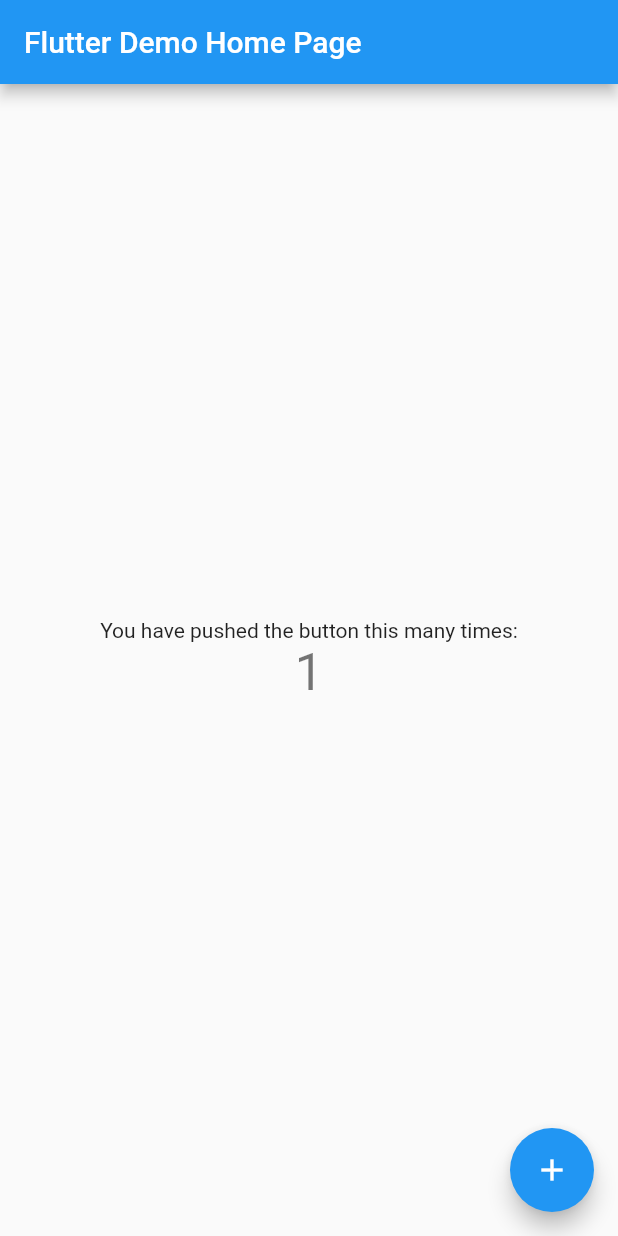
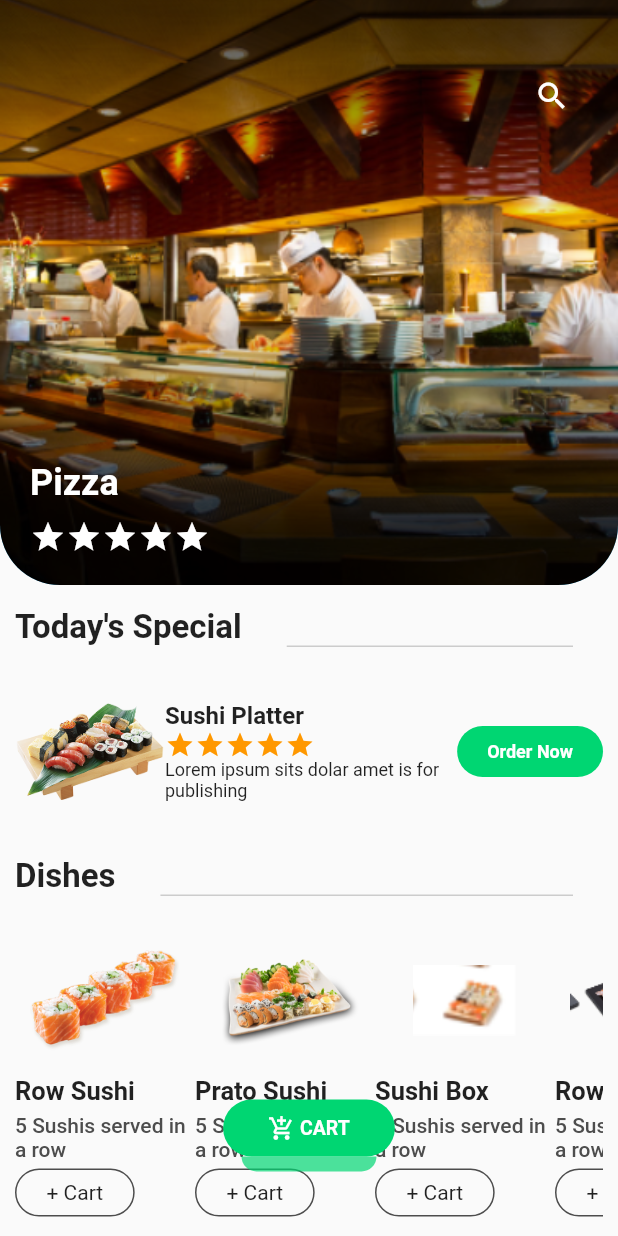
Before and after one commit to mrKodat/montreal_food, a Flutter app: the screen it shows after launch, after a tap on the "add" icon, on a phone screen of 412 x 824 dp. Run offline on Flutter 3.47's test engine with Material 2 defaults, Android fonts, the phone set to English and light mode, and no system bars.

Commit message:
last commit

```diff
--- /dev/null
+++ b/lib/HotelPage.dart
@@ -0,0 +1,298 @@
+import 'package:flutter/material.dart';
+import 'package:food/Style.dart';
+
+class HotelPage extends StatefulWidget {
+  @override
+  _HotelPageState createState() => _HotelPageState();
+}
+
+class _HotelPageState extends State<HotelPage> {
+  @override
+  Widget build(BuildContext context) {
+    return Scaffold(
+      body: Stack(
+        children: [
+          SingleChildScrollView(
+            child: Container(
+              child: Column(
+                crossAxisAlignment: CrossAxisAlignment.start,
+                children: [
+                  Container(
+                    padding: EdgeInsets.all(20),
+                    decoration: BoxDecoration(
+                      color: blue,
+                      image: DecorationImage(
+                        image: AssetImage("asset/images/hotelBig.png"),
+                        fit: BoxFit.cover
+                      ),
+                      borderRadius: BorderRadius.only(bottomLeft: Radius.circular(40), bottomRight: Radius.circular(40))
+                    ),
+                    child: Column(
+                      crossAxisAlignment: CrossAxisAlignment.start,
+                      children: [
+                        SizedBox(height: 20,),
+                        Row(
+                          mainAxisAlignment: MainAxisAlignment.end,
+                          children: [
+
+                            IconButton(
+                                icon: Icon(Icons.search, color: Colors.white,), onPressed: () {
+
+                                },
+                            ),
+                          ],
+                        ),
+                        SizedBox(height: 200,),
+                        Row(
+                          mainAxisAlignment: MainAxisAlignment.spaceBetween,
+                          children: [
+                            Column(
+                              crossAxisAlignment: CrossAxisAlignment.start,
+                              children: [
+                                SizedBox(
+                                  height: 20,
+                                ),
+                                Text("Pizza", style: TextStyle(
+                                  color: Colors.white,
+                                  fontWeight: FontWeight.w700,
+                                  fontSize: 24
+                                ),),
+                                SizedBox(height: 10,),
+                                Row(
+                                  crossAxisAlignment: CrossAxisAlignment.end,
+                                  children: [
+                                    Icon(Icons.star, color: Colors.white,),
+                                    Icon(Icons.star, color: Colors.white,),
+                                    Icon(Icons.star, color: Colors.white,),
+                                    Icon(Icons.star, color: Colors.white,),
+                                    Icon(Icons.star, color: Colors.white,),
+
+                                  ],
+                                )
+                              ],
+                            ),
+
+                          ],
+                        ),
+
+                      ],
+                    ),
+                  ),
+                  SizedBox(height: 15,),
+                  Container(
+                    padding: EdgeInsets.symmetric(horizontal: 10),
+                    child: Column(
+                      children: [
+                        Row(
+                          crossAxisAlignment: CrossAxisAlignment.end,
+                          children: [
+                            Text("Today's Special", style: TextStyle(
+                                fontSize: 22,
+                              fontWeight: FontWeight.w700
+                            ),),
+                            SizedBox(width: 10,),
+                            Expanded(
+                              child: Container(
+                                margin: EdgeInsets.symmetric(horizontal: 20),
+                                height: 0.5,
+                                color: Colors.grey,
+                              ),
+                            )
+                          ],
+                        ),
+                        SizedBox(height: 20,),
+                        placesWidget("food1", "Sushi Platter"),
+                        SizedBox(height: 20,),
+                        Row(
+                          crossAxisAlignment: CrossAxisAlignment.end,
+                          children: [
+                            Text("Dishes", style: TextStyle(
+                                fontSize: 22,
+                                fontWeight: FontWeight.w700
+                            ),),
+                            SizedBox(width: 10,),
+                            Expanded(
+                              child: Container(
+                                margin: EdgeInsets.symmetric(horizontal: 20),
+                                height: 0.5,
+                                color: Colors.grey,
+                              ),
+                            )
+                          ],
+                        ),
+                        SizedBox(height: 20,),
+                        SingleChildScrollView(
+                          scrollDirection: Axis.horizontal,
+                          child: Row(
+                            children: [
+                              dishWidget("sushi", "Row Sushi", "5 Sushis served in a row"),
+                              dishWidget("suchi2", "Prato Sushi", "5 Sushis served in a row"),
+                              dishWidget("sushi3", "Sushi Box", "5 Sushis served in a row"),
+                              dishWidget("sushi4", "Row Sushi", "5 Sushis served in a row"),
+                            ],
+                          ),
+                        )
+                      ],
+                    ),
+                  )
+                ],
+              ),
+            ),
+          ),
+          Positioned(
+            bottom: 30,
+            left: 0,
+            right: 0,
+            child: Container(
+              child: Row(
+                mainAxisAlignment: MainAxisAlignment.center,
+                children: [
+                  Column(
+                    children: [
+                      InkWell(
+                        onTap: openCartPage,
+                        child: Container(
+                          padding: EdgeInsets.symmetric(horizontal: 30, vertical: 10),
+                          decoration: BoxDecoration(
+                            borderRadius: BorderRadius.all(Radius.circular(25)),
+                            color: greenBtn
+                          ),
+                          child: Center(
+                            child: Row(
+                              mainAxisAlignment: MainAxisAlignment.center,
+                              children: [
+                                Icon(Icons.add_shopping_cart,
+                                color: Colors.white,
+                                    size: 18,),
+                                Text(" CART", style: TextStyle(
+                                  color: Colors.white,
+                                  fontSize: 13,
+                                  fontWeight: FontWeight.w700
+                                ),)
+                              ],
+                            ),
+                          ),
+                        ),
+                      ),
+                      Container(
+                        padding: EdgeInsets.symmetric(horizontal: 45, vertical: 5),
+                        margin: EdgeInsets.symmetric(horizontal: 10),
+                        decoration: BoxDecoration(
+                          borderRadius: BorderRadius.only(bottomRight: Radius.circular(20), bottomLeft: Radius.circular(20)),
+                          color: greenBtn.withOpacity(0.7)
+                        ),
+                      )
+                    ],
+                  )
+                ],
+              ),
+            ),
+          )
+        ],
+      ),
+    );
+  }
+  Container dishWidget(String img, String name, String description)
+  {
+    return Container(
+      width: 120,
+        child: Column(
+          children: [
+            Container(
+              width: 100,
+              height: 100,
+              decoration: BoxDecoration(
+                image: DecorationImage(
+                  image: AssetImage("asset/images/$img.png")
+                )
+              ),
+            ),
+            Column(
+              mainAxisAlignment: MainAxisAlignment.end,
+              crossAxisAlignment: CrossAxisAlignment.start,
+              children: [
+                Text("$name", style: TextStyle(
+                  fontSize: 17,
+                  fontWeight: FontWeight.w700
+                ),),
+                SizedBox(height: 5,),
+                Text("$description",style: TextStyle(
+                  fontSize: 14,
+                  fontWeight: FontWeight.w500,
+                  color: black
+                ),),
+                SizedBox(height: 5,),
+                Container(
+                  padding: EdgeInsets.symmetric(vertical: 7, horizontal: 20),
+                  decoration: BoxDecoration(
+                    borderRadius: BorderRadius.all(Radius.circular(30)),
+                    border: Border.all(color: black)
+                  ),
+                  child: Text("+ Cart"),
+                )
+              ],
+            )
+          ],
+        ),
+    );
+
+  }
+  Row placesWidget(String img, String name)
+  {
+    return Row(
+      children: [
+        Container(
+          height: 100,
+          width: 100,
+          decoration: BoxDecoration(
+              image: DecorationImage(
+                  image: AssetImage("asset/images/$img.png")
+              )
+          ),
+        ),
+        Expanded(
+          child: Column(
+            crossAxisAlignment: CrossAxisAlignment.start,
+            children: [
+              Text("$name", style: TextStyle(
+                  fontSize: 16,
+                  fontWeight: FontWeight.w600
+              ),),
+              Row(
+                children: [
+                  Icon(Icons.star, size: 20, color: Colors.orange,),
+                  Icon(Icons.star, size: 20, color: Colors.orange,),
+                  Icon(Icons.star, size: 20, color: Colors.orange,),
+                  Icon(Icons.star, size: 20, color: Colors.orange,),
+                  Icon(Icons.star, size: 20, color: Colors.orange,),
+                ],
+              ),
+              Text("Lorem ipsum sits dolar amet is for publishing", style: TextStyle(
+                  fontSize: 12
+              ),)
+            ],
+          ),
+        ),
+        InkWell(
+          onTap: (){},
+          child: Container(
+            padding: EdgeInsets.symmetric(horizontal: 20, vertical: 10),
+            decoration: BoxDecoration(
+                borderRadius: BorderRadius.all(Radius.circular(40)),
+                color: greenBtn
+            ),
+            child: Text("Order Now", style: TextStyle(
+                color: Colors.white,
+                fontSize: 12,
+                fontWeight: FontWeight.w700
+            ),),
+          ),
+        )
+      ],
+    );
+  }
+  void openCartPage()
+  {
+
+  }
+}
--- /dev/null
+++ b/lib/Style.dart
@@ -0,0 +1,6 @@
+import 'package:flutter/material.dart';
+
+Color blue = new Color(0xff50c9ff);
+Color green = new Color(0xff00e582);
+Color black = new Color(0xff4d4d4d);
+Color greenBtn = new Color(0xff00d672);
--- a/lib/main.dart
+++ b/lib/main.dart
@@ -1,4 +1,5 @@
 import 'package:flutter/material.dart';
+import 'package:food/HotelPage.dart';
 
 void main() {
   runApp(const MyApp());
@@ -106,7 +107,7 @@ class _MyHomePageState extends State<MyHomePage> {
         ),
       ),
       floatingActionButton: FloatingActionButton(
-        onPressed: _incrementCounter,
+        onPressed: ()=> Navigator.push(context, MaterialPageRoute(builder: (context)=>HotelPage())),
         tooltip: 'Increment',
         child: const Icon(Icons.add),
       ), // This trailing comma makes auto-formatting nicer for build methods.
--- a/pubspec.yaml
+++ b/pubspec.yaml
@@ -60,9 +60,8 @@ flutter:
   uses-material-design: true
 
   # To add assets to your application, add an assets section, like this:
-  # assets:
-  #   - images/a_dot_burr.jpeg
-  #   - images/a_dot_ham.jpeg
+  assets:
+    - asset/images/
 
   # An image asset can refer to one or more resolution-specific "variants", see
   # https://flutter.dev/assets-and-images/#resolution-aware
```
Also changed, not shown: asset/Montserrat-Medium.ttf (added), asset/images/food1.png (added), asset/images/food2.png (added), asset/images/food3.png (added), asset/images/hotel1.png (added), asset/images/hotel2.png (added), asset/images/hotel3.png (added), asset/images/hotelBig.png (added), asset/images/suchi2.png (added), asset/images/sushi.png (added), asset/images/sushi3.png (added), asset/images/sushi4.png (added).
